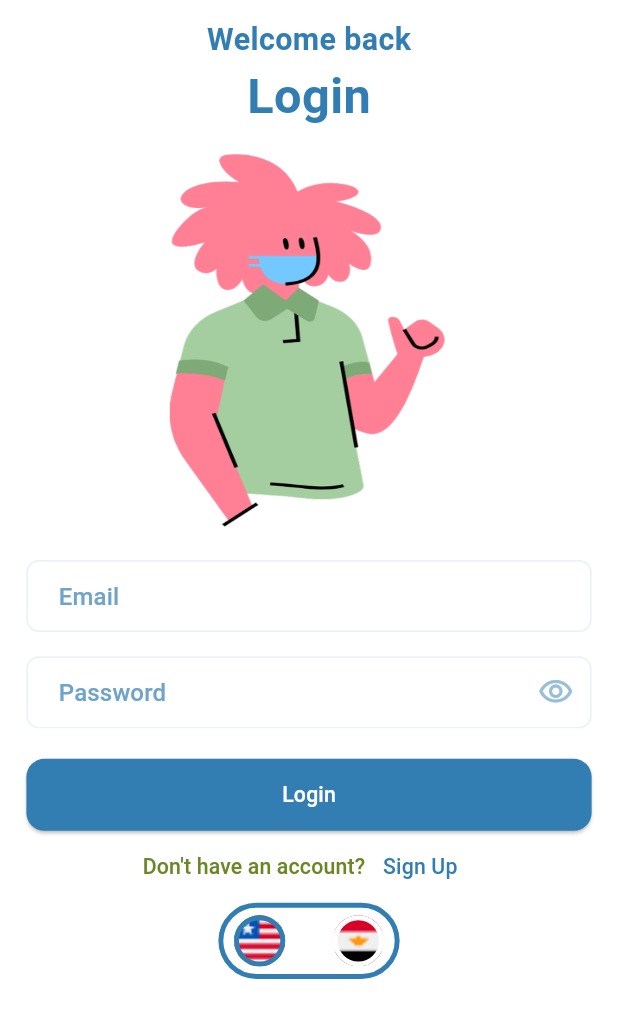
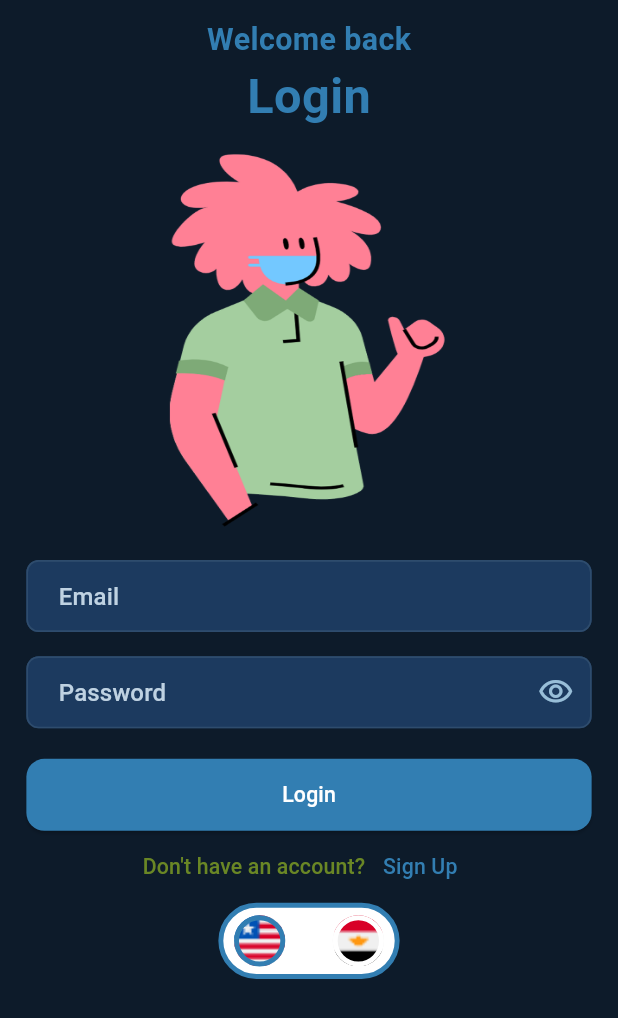
Before and after one commit to Osama-El-Dawli/Healora-app, a Flutter app: the screen it shows after launch, after a tap on "Skip Tour", on a phone screen of 412 x 824 dp. Shown: the top 1018 px of the screen. Run offline on Flutter 3.47's test engine with Material 3 defaults, Android fonts, the phone set to English and light mode, and no system bars; our stand-ins replace bloc, cloud_firestore, dio, dots_indicator, easy_localization, firebase_auth and 11 more; accounts and stored records are empty; network calls fail.

```diff
--- a/lib/main.dart
+++ b/lib/main.dart
@@ -10,8 +10,6 @@ import 'package:healora/core/helper/service_locator.dart';
 import 'package:healora/core/routes/routes.dart';
 import 'package:healora/core/routes/routes_generator.dart';
 import 'package:healora/core/theme/app_theme.dart';
-import 'package:healora/core/theme/cubit/theme_cubit.dart';
-import 'package:healora/core/theme/cubit/theme_state.dart';
 import 'package:healora/features/auth/register/data/models/user_model.dart';
 import 'package:healora/firebase_options.dart';
 
@@ -30,10 +28,7 @@ Future<void> main() async {
       supportedLocales: const [Locale('en'), Locale('ar')],
       path: 'assets/translations',
       fallbackLocale: const Locale('en'),
-      child: BlocProvider(
-        create: (_) => ThemeCubit(),
       child: Healora(isOnboardingVisited: isOnboardingVisited),
-      ),
     ),
   );
 }
@@ -49,11 +44,7 @@ class Healora extends StatelessWidget {
       designSize: const Size(375, 812),
       minTextAdapt: true,
       splitScreenMode: true,
-      builder: (context, child) => BlocBuilder<ThemeCubit, ThemeState>(
-        builder: (context, state) {
-          final isDark = state is DarkThemeState;
-
-          return MaterialApp(
+      builder: (context, child) => MaterialApp(
         title: 'Healora',
         debugShowCheckedModeBanner: false,
         localizationsDelegates: context.localizationDelegates,
@@ -73,7 +64,7 @@ class Healora extends StatelessWidget {
 
         theme: AppTheme.lightMode,
         darkTheme: AppTheme.darkMode,
-            themeMode: isDark ? ThemeMode.dark : ThemeMode.light,
+        themeMode: ThemeMode.dark,
         initialRoute: isOnboardingVisited
             ? (user != null
                   ? (user.role == 'doctor'
@@ -81,8 +72,6 @@ class Healora extends StatelessWidget {
                         : AppRoutes.homeScreen)
                   : AppRoutes.loginScreen)
             : AppRoutes.onBoardingScreen,
-          );
-        },
       ),
     );
   }
```
Also changed, not shown: lib/features/choose_specialty/presentation/widgets/choose_specialty_card.dart (+0 -8 lines), pubspec.lock, 1 other file. Lines whose indentation alone changed are shown as unchanged.
